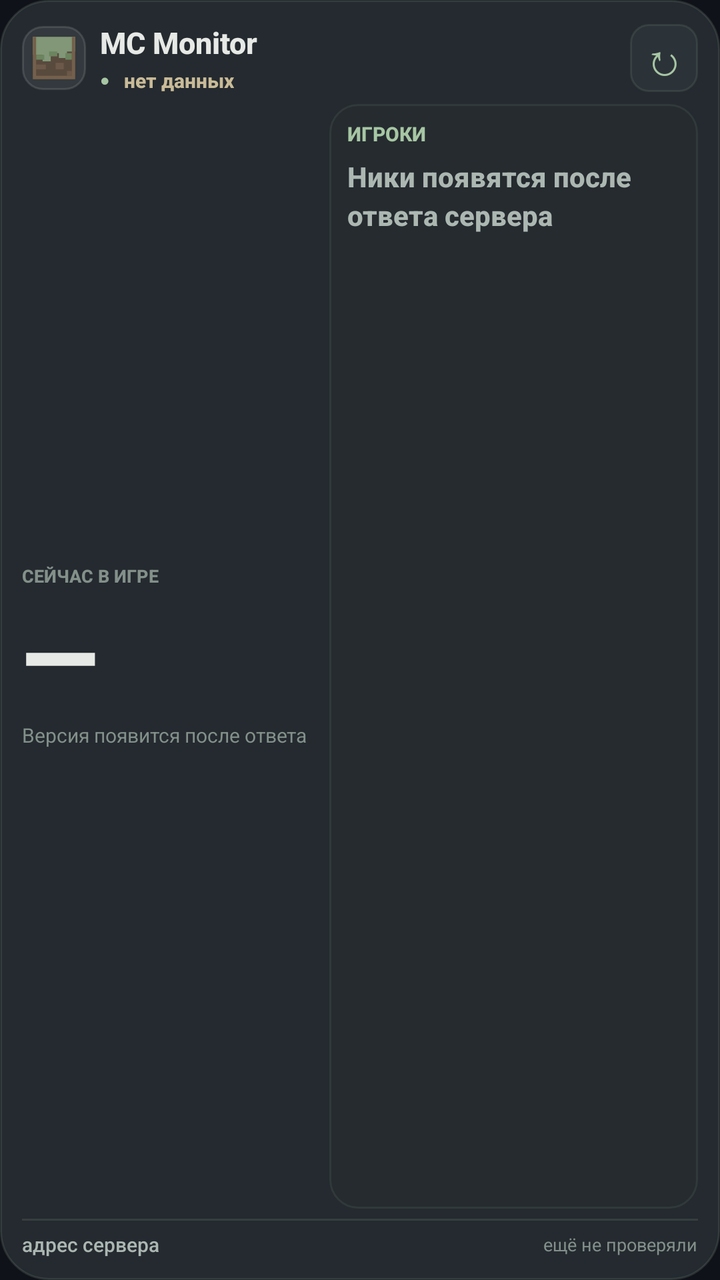
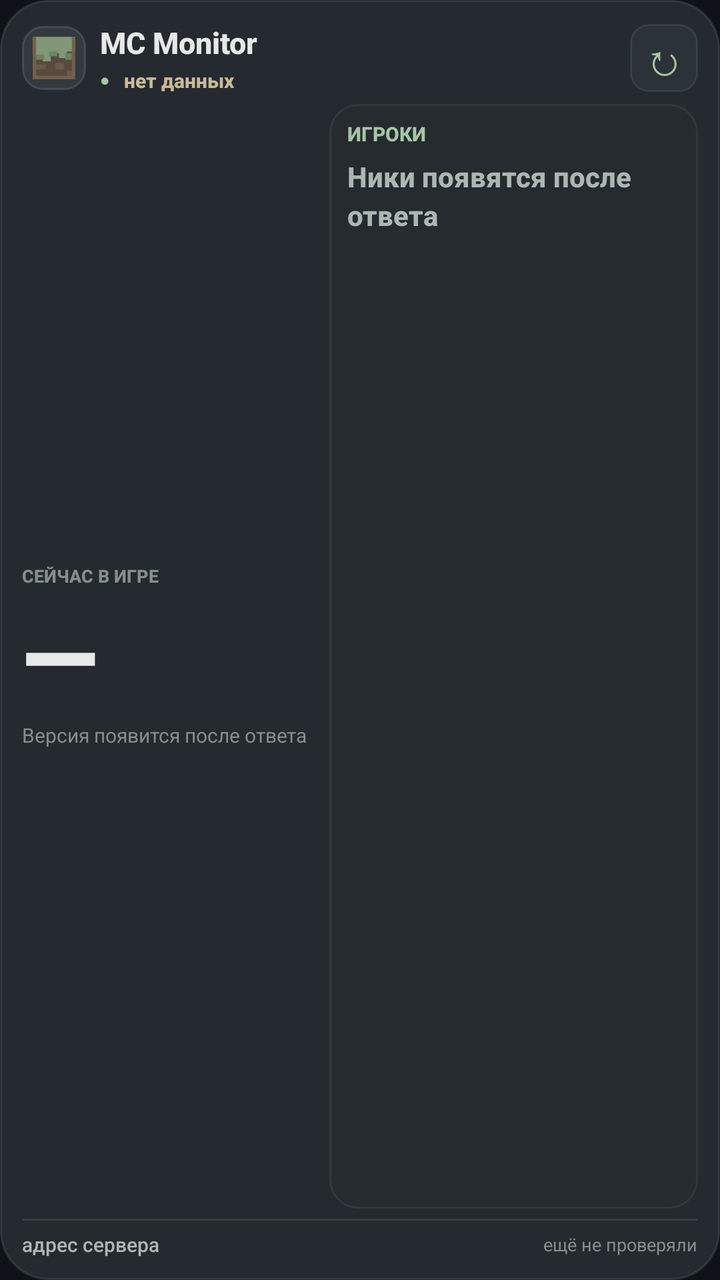

An Android layout rendered at two revisions. The XML below is the earlier revision; the diff shows what the commit changed to produce the second picture.
<!-- AndroidManifest.xml: application theme AppTheme -->
<!-- res/layout/widget_remote_3x3.xml -->
<?xml version="1.0" encoding="utf-8"?>
<LinearLayout xmlns:android="http://schemas.android.com/apk/res/android"
    android:id="@+id/wRoot"
    android:layout_width="match_parent"
    android:layout_height="match_parent"
    android:background="@drawable/bg_widget"
    android:orientation="vertical"
    android:padding="11dp">

    <LinearLayout
        android:layout_width="match_parent"
        android:layout_height="wrap_content"
        android:gravity="center_vertical"
        android:orientation="horizontal">

        <ImageView
            android:id="@+id/wServerIcon"
            android:layout_width="32dp"
            android:layout_height="32dp"
            android:background="@drawable/bg_server_icon"
            android:contentDescription="Иконка сервера"
            android:padding="3dp"
            android:scaleType="fitCenter"
            android:src="@drawable/ic_server_fallback" />

        <LinearLayout
            android:layout_width="0dp"
            android:layout_height="wrap_content"
            android:layout_marginStart="7dp"
            android:layout_weight="1"
            android:orientation="vertical">

            <TextView
                android:id="@+id/wName"
                android:layout_width="match_parent"
                android:layout_height="wrap_content"
                android:ellipsize="end"
                android:fontFamily="sans-serif-medium"
                android:maxLines="1"
                android:text="MC Monitor"
                android:textColor="@color/widget_text"
                android:textSize="15sp"
                android:textStyle="bold" />

            <LinearLayout
                android:layout_width="match_parent"
                android:layout_height="wrap_content"
                android:layout_marginTop="2dp"
                android:gravity="center_vertical"
                android:orientation="horizontal">

                <TextView
                    android:id="@+id/wDot"
                    android:layout_width="12dp"
                    android:layout_height="wrap_content"
                    android:text="●"
                    android:textColor="@color/widget_accent"
                    android:textSize="8sp" />

                <TextView
                    android:id="@+id/wStatus"
                    android:layout_width="wrap_content"
                    android:layout_height="wrap_content"
                    android:fontFamily="sans-serif-medium"
                    android:text="нет данных"
                    android:textColor="@color/widget_waiting"
                    android:textSize="10sp"
                    android:textStyle="bold" />
            </LinearLayout>
        </LinearLayout>

        <TextView
            android:id="@+id/wRefresh"
            android:layout_width="34dp"
            android:layout_height="34dp"
            android:background="@drawable/bg_widget_button"
            android:contentDescription="Обновить"
            android:gravity="center"
            android:text="↻"
            android:textColor="@color/widget_accent"
            android:textSize="22sp" />
    </LinearLayout>

    <LinearLayout
        android:layout_width="match_parent"
        android:layout_height="0dp"
        android:layout_marginTop="5dp"
        android:layout_weight="1"
        android:orientation="horizontal">

        <LinearLayout
            android:layout_width="0dp"
            android:layout_height="match_parent"
            android:layout_weight="0.88"
            android:gravity="center_vertical"
            android:orientation="vertical">

            <TextView
                android:layout_width="match_parent"
                android:layout_height="wrap_content"
                android:fontFamily="sans-serif-medium"
                android:text="СЕЙЧАС В ИГРЕ"
                android:textColor="@color/widget_dim"
                android:textSize="9sp"
                android:textStyle="bold" />

            <LinearLayout
                android:layout_width="match_parent"
                android:layout_height="wrap_content"
                android:gravity="bottom"
                android:orientation="horizontal">

                <TextView
                    android:id="@+id/wCount"
                    android:layout_width="wrap_content"
                    android:layout_height="wrap_content"
                    android:fontFamily="sans-serif-black"
                    android:text="—"
                    android:textColor="@color/widget_text"
                    android:textSize="50sp"
                    android:textStyle="bold" />

                <TextView
                    android:id="@+id/wMax"
                    android:layout_width="wrap_content"
                    android:layout_height="wrap_content"
                    android:layout_marginStart="5dp"
                    android:layout_marginBottom="8dp"
                    android:textColor="@color/widget_soft"
                    android:textSize="13sp"
                    android:textStyle="bold" />
            </LinearLayout>

            <TextView
                android:id="@+id/wVersion"
                android:layout_width="match_parent"
                android:layout_height="wrap_content"
                android:ellipsize="end"
                android:maxLines="2"
                android:text="Версия появится после ответа"
                android:textColor="@color/widget_dim"
                android:textSize="10sp" />
        </LinearLayout>

        <LinearLayout
            android:layout_width="0dp"
            android:layout_height="match_parent"
            android:layout_marginStart="9dp"
            android:layout_weight="1.12"
            android:background="@drawable/bg_widget_panel"
            android:orientation="vertical"
            android:paddingStart="9dp"
            android:paddingTop="8dp"
            android:paddingEnd="7dp"
            android:paddingBottom="7dp">

            <TextView
                android:id="@+id/wPlayersLabel"
                android:layout_width="match_parent"
                android:layout_height="wrap_content"
                android:fontFamily="sans-serif-medium"
                android:text="ИГРОКИ"
                android:textColor="@color/widget_accent"
                android:textSize="10sp"
                android:textStyle="bold" />

            <TextView
                android:id="@+id/wPlayersEmpty"
                android:layout_width="match_parent"
                android:layout_height="0dp"
                android:layout_marginTop="5dp"
                android:layout_weight="1"
                android:ellipsize="end"
                android:fontFamily="sans-serif-medium"
                android:gravity="top"
                android:lineSpacingExtra="3dp"
                android:maxLines="10"
                android:text="Ники появятся после ответа сервера"
                android:textColor="@color/widget_soft"
                android:textSize="14sp"
                android:textStyle="bold" />
        </LinearLayout>
    </LinearLayout>

    <LinearLayout
        android:layout_width="match_parent"
        android:layout_height="1dp"
        android:layout_marginTop="5dp"
        android:background="#337F927E" />

    <LinearLayout
        android:layout_width="match_parent"
        android:layout_height="wrap_content"
        android:layout_marginTop="5dp"
        android:gravity="center_vertical"
        android:orientation="horizontal">

        <TextView
            android:id="@+id/wAddress"
            android:layout_width="0dp"
            android:layout_height="wrap_content"
            android:layout_weight="1"
            android:ellipsize="end"
            android:fontFamily="sans-serif-medium"
            android:maxLines="1"
            android:text="адрес сервера"
            android:textColor="@color/widget_soft"
            android:textSize="10sp" />

        <TextView
            android:id="@+id/wLastUpdated"
            android:layout_width="wrap_content"
            android:layout_height="wrap_content"
            android:ellipsize="end"
            android:maxLines="1"
            android:text="ещё не проверяли"
            android:textColor="@color/widget_dim"
            android:textSize="9sp" />
    </LinearLayout>
</LinearLayout>
<!-- resources referenced by this layout -->
<resources>
  <color name="widget_accent">#A7C6A4</color>
  <color name="widget_dim">#83908A</color>
  <color name="widget_soft">#ADB7B2</color>
  <color name="widget_text">#E6E9E5</color>
  <color name="widget_waiting">#C9BB98</color>
  <!-- drawable bg_server_icon (drawable) -->
  <?xml version="1.0" encoding="utf-8"?>
  <shape xmlns:android="http://schemas.android.com/apk/res/android"
      android:shape="rectangle">
      <solid android:color="#12FFFFFF" />
      <corners android:radius="10dp" />
      <stroke
          android:width="1dp"
          android:color="#1FFFFFFF" />
  </shape>
  <!-- drawable bg_widget (drawable) -->
  <?xml version="1.0" encoding="utf-8"?>
  <shape xmlns:android="http://schemas.android.com/apk/res/android"
      android:shape="rectangle">
      <solid android:color="@color/widget_bg" />
      <corners android:radius="24dp" />
      <stroke
          android:width="1dp"
          android:color="@color/widget_stroke" />
  </shape>
  <!-- drawable bg_widget_button (drawable) -->
  <?xml version="1.0" encoding="utf-8"?>
  <shape xmlns:android="http://schemas.android.com/apk/res/android"
      android:shape="rectangle">
      <solid android:color="#2C3338" />
      <corners android:radius="9dp" />
      <stroke
          android:width="1dp"
          android:color="#2E81927F" />
  </shape>
  <!-- drawable bg_widget_panel (drawable) -->
  <?xml version="1.0" encoding="utf-8"?>
  <shape xmlns:android="http://schemas.android.com/apk/res/android"
      android:shape="rectangle">
      <solid android:color="#252D3231" />
      <corners android:radius="14dp" />
      <stroke
          android:width="1dp"
          android:color="#247F927E" />
  </shape>
  <color name="widget_bg">#F5252B30</color>
  <color name="widget_stroke">#387F927E</color>
  <color name="bg_top">#10121A</color>
  <color name="mint">#7EE0A3</color>
  <color name="status_bar">#FF454A52</color>
  <style name="AppPopupMenu" parent="@android:style/Widget.Material.PopupMenu">
          <item name="android:popupBackground">@drawable/bg_dialog</item>
          <item name="android:textColor">@color/text</item>
      </style>
  <!-- drawable bg_button (drawable) -->
  <?xml version="1.0" encoding="utf-8"?>
  <ripple xmlns:android="http://schemas.android.com/apk/res/android"
      android:color="@color/mint">
      <item>
          <shape android:shape="rectangle">
              <solid android:color="@color/bg_top" />
              <stroke
                  android:width="1dp"
                  android:color="@color/mint" />
              <corners android:radius="14dp" />
          </shape>
      </item>
  </ripple>
  <color name="text">#EEF2F8</color>
  <!-- drawable bg_dialog (drawable) -->
  <?xml version="1.0" encoding="utf-8"?>
  <shape xmlns:android="http://schemas.android.com/apk/res/android"
      android:shape="rectangle">
      <solid android:color="#1E222E" />
      <corners android:radius="22dp" />
      <stroke
          android:width="1dp"
          android:color="#26FFFFFF" />
  </shape>
  <!-- unchanged entries left out for length: 3 -->
</resources>

<!-- the commit's change to res/layout/widget_remote_3x3.xml (unified diff, before → after) -->
@@ -18,7 +18,7 @@
             android:layout_width="32dp"
             android:layout_height="32dp"
             android:background="@drawable/bg_server_icon"
-            android:contentDescription="Иконка сервера"
+            android:contentDescription="@string/widget_server_icon_description"
             android:padding="3dp"
             android:scaleType="fitCenter"
             android:src="@drawable/ic_server_fallback" />
@@ -62,7 +62,7 @@
                     android:layout_width="wrap_content"
                     android:layout_height="wrap_content"
                     android:fontFamily="sans-serif-medium"
-                    android:text="нет данных"
+                    android:text="@string/main_no_data"
                     android:textColor="@color/widget_waiting"
                     android:textSize="10sp"
                     android:textStyle="bold" />
@@ -74,7 +74,7 @@
             android:layout_width="34dp"
             android:layout_height="34dp"
             android:background="@drawable/bg_widget_button"
-            android:contentDescription="Обновить"
+            android:contentDescription="@string/widget_refresh_description"
             android:gravity="center"
             android:text="↻"
             android:textColor="@color/widget_accent"
@@ -99,7 +99,8 @@
                 android:layout_width="match_parent"
                 android:layout_height="wrap_content"
                 android:fontFamily="sans-serif-medium"
-                android:text="СЕЙЧАС В ИГРЕ"
+                android:id="@+id/wNowPlayingLabel"
+                android:text="@string/widget_playing_now"
                 android:textColor="@color/widget_dim"
                 android:textSize="9sp"
                 android:textStyle="bold" />
@@ -137,7 +138,7 @@
                 android:layout_height="wrap_content"
                 android:ellipsize="end"
                 android:maxLines="2"
-                android:text="Версия появится после ответа"
+                android:text="@string/widget_version_loading"
                 android:textColor="@color/widget_dim"
                 android:textSize="10sp" />
         </LinearLayout>
@@ -159,7 +160,7 @@
                 android:layout_width="match_parent"
                 android:layout_height="wrap_content"
                 android:fontFamily="sans-serif-medium"
-                android:text="ИГРОКИ"
+                android:text="@string/widget_players_label"
                 android:textColor="@color/widget_accent"
                 android:textSize="10sp"
                 android:textStyle="bold" />
@@ -175,7 +176,7 @@
                 android:gravity="top"
                 android:lineSpacingExtra="3dp"
                 android:maxLines="10"
-                android:text="Ники появятся после ответа сервера"
+                android:text="@string/widget_players_loading"
                 android:textColor="@color/widget_soft"
                 android:textSize="14sp"
                 android:textStyle="bold" />
@@ -203,7 +204,7 @@
             android:ellipsize="end"
             android:fontFamily="sans-serif-medium"
             android:maxLines="1"
-            android:text="адрес сервера"
+            android:text="@string/widget_address_placeholder"
             android:textColor="@color/widget_soft"
             android:textSize="10sp" />
 
@@ -213,7 +214,7 @@
             android:layout_height="wrap_content"
             android:ellipsize="end"
             android:maxLines="1"
-            android:text="ещё не проверяли"
+            android:text="@string/widget_not_checked"
             android:textColor="@color/widget_dim"
             android:textSize="9sp" />
     </LinearLayout>
<!-- resource entries referenced after the edit -->
@@ -45,6 +45,15 @@
           android:width="1dp"
           android:color="#247F927E" />
   </shape>
+  <string name="main_no_data">нет данных</string>
+  <string name="widget_address_placeholder">адрес сервера</string>
+  <string name="widget_not_checked">ещё не проверяли</string>
+  <string name="widget_players_label">ИГРОКИ</string>
+  <string name="widget_players_loading">Ники появятся после ответа</string>
+  <string name="widget_playing_now">СЕЙЧАС В ИГРЕ</string>
+  <string name="widget_refresh_description">Обновить сервер</string>
+  <string name="widget_server_icon_description">Иконка сервера</string>
+  <string name="widget_version_loading">Версия появится после ответа</string>
   <color name="widget_bg">#F5252B30</color>
   <color name="widget_stroke">#387F927E</color>
   <color name="bg_top">#10121A</color>
